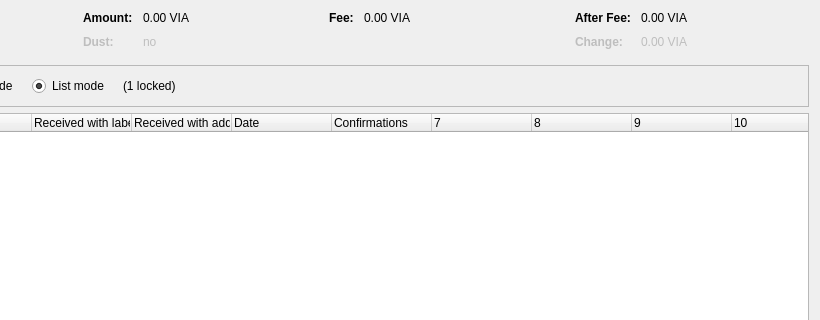
Before: the Qt Designer form src/qt/forms/coincontroldialog.ui in sexcoin-project/sexcoin, drawn with Qt 5; both pictures show x 180 to 1000 and y 0 to 320 of the 1000 by 500 pixel window.
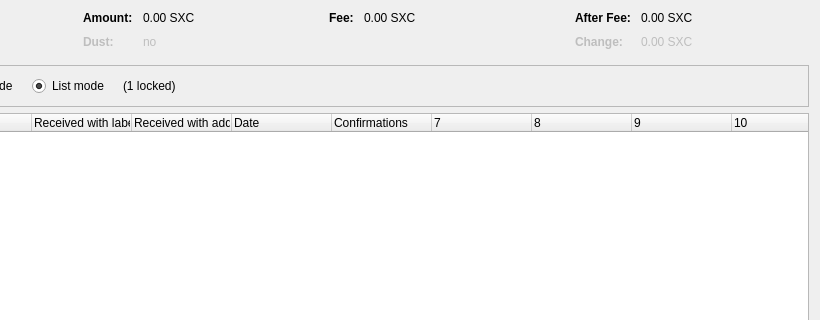
After: the same form once the commit is applied. Custom widgets are drawn as their Qt base class.

Diff of the .ui file:
```diff
--- a/src/qt/forms/coincontroldialog.ui
+++ b/src/qt/forms/coincontroldialog.ui
@@ -132,7 +132,7 @@
           <enum>Qt::ActionsContextMenu</enum>
          </property>
          <property name="text">
-          <string notr="true">0.00 VIA</string>
+          <string notr="true">0.00 SXC</string>
          </property>
          <property name="textInteractionFlags">
           <set>Qt::LinksAccessibleByMouse|Qt::TextSelectableByKeyboard|Qt::TextSelectableByMouse</set>
@@ -212,7 +212,7 @@
           <enum>Qt::ActionsContextMenu</enum>
          </property>
          <property name="text">
-          <string notr="true">0.00 VIA</string>
+          <string notr="true">0.00 SXC</string>
          </property>
          <property name="textInteractionFlags">
           <set>Qt::LinksAccessibleByMouse|Qt::TextSelectableByKeyboard|Qt::TextSelectableByMouse</set>
@@ -257,7 +257,7 @@
           <enum>Qt::ActionsContextMenu</enum>
          </property>
          <property name="text">
-          <string notr="true">0.00 VIA</string>
+          <string notr="true">0.00 SXC</string>
          </property>
          <property name="textInteractionFlags">
           <set>Qt::LinksAccessibleByMouse|Qt::TextSelectableByKeyboard|Qt::TextSelectableByMouse</set>
@@ -292,7 +292,7 @@
           <enum>Qt::ActionsContextMenu</enum>
          </property>
          <property name="text">
-          <string notr="true">0.00 VIA</string>
+          <string notr="true">0.00 SXC</string>
          </property>
          <property name="textInteractionFlags">
           <set>Qt::LinksAccessibleByMouse|Qt::TextSelectableByKeyboard|Qt::TextSelectableByMouse</set>
```
